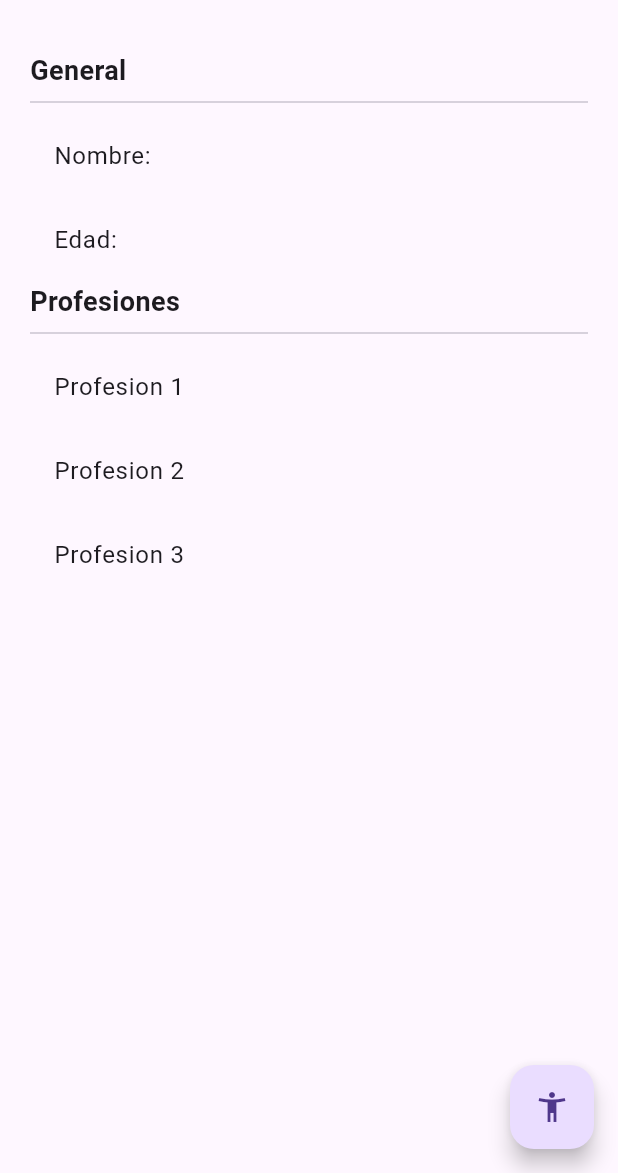
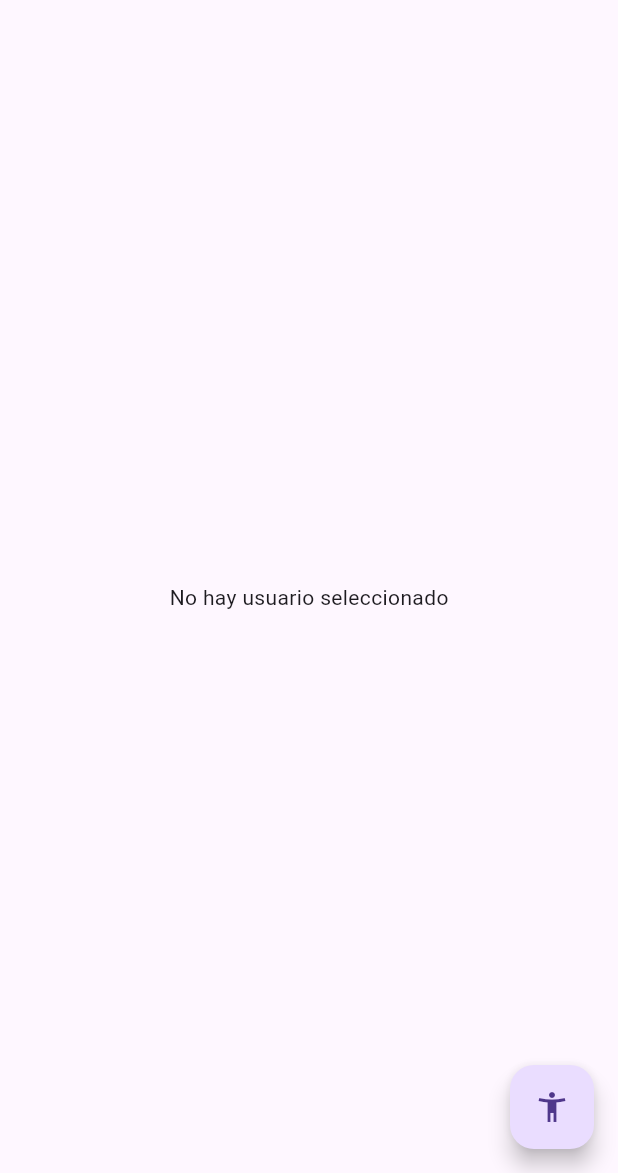
Before and after one commit to jhreyes483/flutter-a, a Flutter app: the screen it shows after launch, on a phone screen of 412 x 824 dp, the part 63-1236 px from its top. Run offline on Flutter 3.47's test engine with Material 3 defaults, Android fonts, the phone set to English and light mode, and no system bars; our stand-ins replace flutter_secure_storage, get, pie_chart, pull_to_refresh, socket_io_client; missing offline and left inert: dart:ffi; accounts and stored records are empty.

Commit message:
crear controllers y observadores y set un objeto de esa clase

```diff
--- /dev/null
+++ b/01-apps/c-estados/estados/lib/controllers/usuario_controller.dart
@@ -0,0 +1,14 @@
+import 'package:estados/models/usuario.dart';
+import 'package:get/get.dart';
+
+class UsuarioController extends GetxController {
+
+  var existeUsuario = false.obs; // un observador
+  var usuario       = Usuario().obs;
+
+
+  void cargarUsuario( Usuario pUsuario ){
+    this.existeUsuario.value = true;
+    this.usuario.value = pUsuario;
+  }
+}
--- a/01-apps/c-estados/estados/lib/models/usuario.dart
+++ b/01-apps/c-estados/estados/lib/models/usuario.dart
@@ -5,8 +5,8 @@ class Usuario {
 
 
   Usuario({
-    required this.nombre,
-    required this.edad,
+    this.nombre = '',
+    this.edad = 0,
     this.profesiones = const []
   });
 }
--- a/01-apps/c-estados/estados/lib/pages/pagina1_page.dart
+++ b/01-apps/c-estados/estados/lib/pages/pagina1_page.dart
@@ -1,3 +1,5 @@
+import 'package:estados/controllers/usuario_controller.dart';
+import 'package:estados/models/usuario.dart';
 import 'package:estados/pages/pagina2_page.dart';
 import 'package:flutter/material.dart';
 import 'package:get/get.dart';
@@ -12,12 +14,18 @@ class Pagina1Page extends StatefulWidget {
 class _Pagina1PageState extends State<Pagina1Page> {
   @override
   Widget build(BuildContext context) {
+    final usuarioCtrl = Get.put(UsuarioController()); // injecta el usuario controller al context
+
+
     return Scaffold(
       appBar: AppBar(
         title:Text('pagina1'),
       ),
 
-      body: informacionUsuario(),
+      body: Obx(() => usuarioCtrl.existeUsuario.value
+        ? informacionUsuario()
+        : NoInfo()
+       ), // observa los cambios de estado y re dibuja
       floatingActionButton: FloatingActionButton(
         child: Icon(Icons.accessibility_new),
         onPressed: (){
@@ -35,6 +43,18 @@ class _Pagina1PageState extends State<Pagina1Page> {
           });
         }
       ),
+    );
+  }
+}
+
+class NoInfo extends StatelessWidget {
+
+  @override
+  Widget build(BuildContext context) {
+    return Container(
+      child: Center(
+        child: Text('No hay usuario seleccionado'),
+      )
     );
   }
 }
--- a/01-apps/c-estados/estados/lib/pages/pagina2_page.dart
+++ b/01-apps/c-estados/estados/lib/pages/pagina2_page.dart
@@ -1,4 +1,7 @@
+import 'package:estados/controllers/usuario_controller.dart';
+import 'package:estados/models/usuario.dart';
 import 'package:flutter/material.dart';
+import 'package:get/get.dart';
 import 'package:get/route_manager.dart';
 
 class Pagina2Page extends StatefulWidget {
@@ -12,6 +15,7 @@ class _Pagina2PageState extends State<Pagina2Page> {
   @override
   Widget build(BuildContext context) {
     print(Get.arguments);  //   print(Get.arguments['nombre'] );
+    final usuarioCtrl = Get.find<UsuarioController>();
 
   return Scaffold(
       appBar: AppBar(
@@ -25,7 +29,7 @@ class _Pagina2PageState extends State<Pagina2Page> {
               child: Text('Establecer usuario', style: TextStyle(color: Colors.white)),
               color: Colors.blue,
               onPressed: () {
-
+                usuarioCtrl.cargarUsuario( Usuario(nombre: 'Javier', edad:30) );
               }
             ),
 
```
